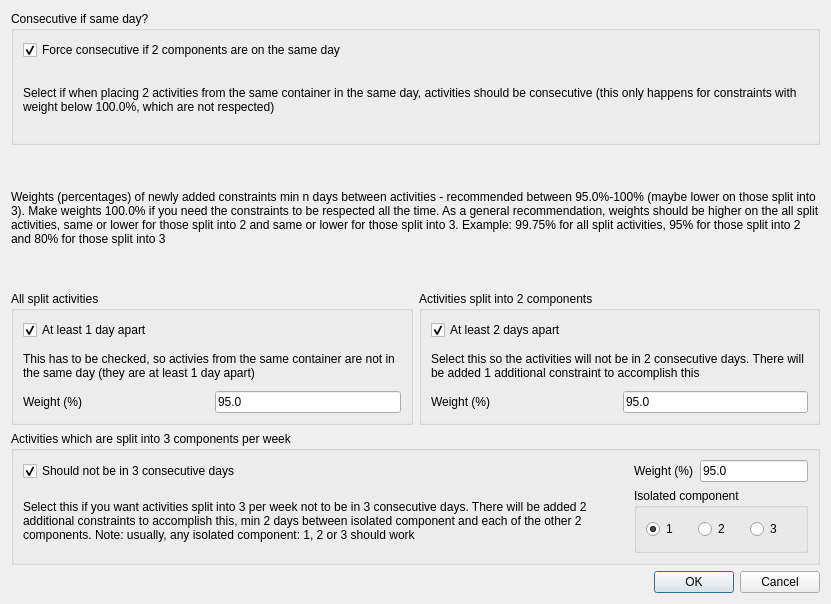
First picture: the form in src/interface/spreadminndaysconstraints5daysform_template.ui, repository janLo/FET, before the edit.
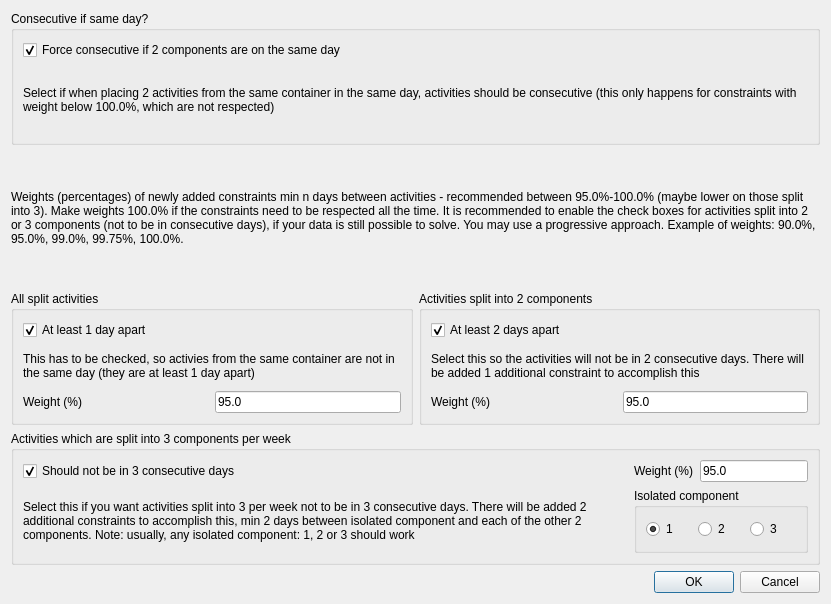
Second picture: the form after the edit.

```diff
--- a/src/interface/spreadminndaysconstraints5daysform_template.ui
+++ b/src/interface/spreadminndaysconstraints5daysform_template.ui
@@ -51,7 +51,7 @@
       </sizepolicy>
      </property>
      <property name="text" >
-      <string>Weights (percentages) of newly added constraints min n days between activities - recommended between 95.0%-100% (maybe lower on those split into 3). Make weights 100.0% if you need the constraints to be respected all the time. As a general recommendation, weights should be higher on the all split activities, same or lower for those split into 2 and same or lower for those split into 3. Example: 99.75% for all split activities, 95% for those split into 2 and 80% for those split into 3</string>
+      <string>Weights (percentages) of newly added constraints min n days between activities - recommended between 95.0%-100.0% (maybe lower on those split into 3). Make weights 100.0% if the constraints need to be respected all the time. It is recommended to enable the check boxes for activities split into 2 or 3 components (not to be in consecutive days), if your data is still possible to solve. You may use a progressive approach. Example of weights: 90.0%, 95.0%, 99.0%, 99.75%, 100.0%.</string>
      </property>
      <property name="wordWrap" >
       <bool>true</bool>
```
Left out of the diff: 3 changed lines with no effect on the pictures.
